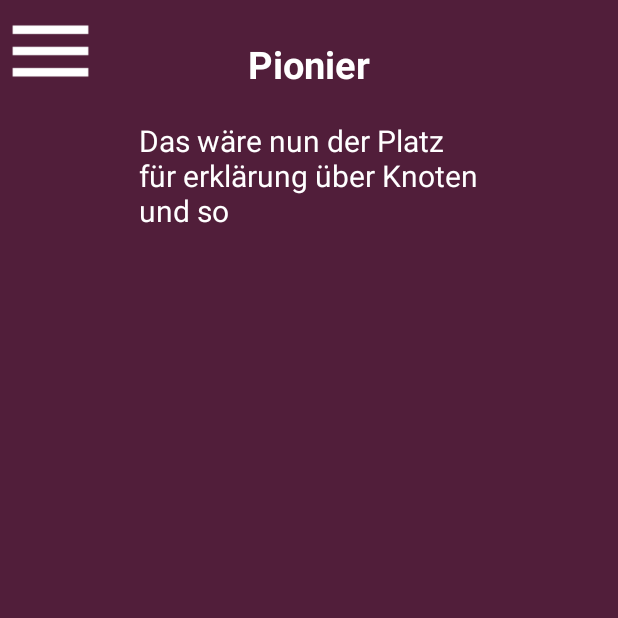
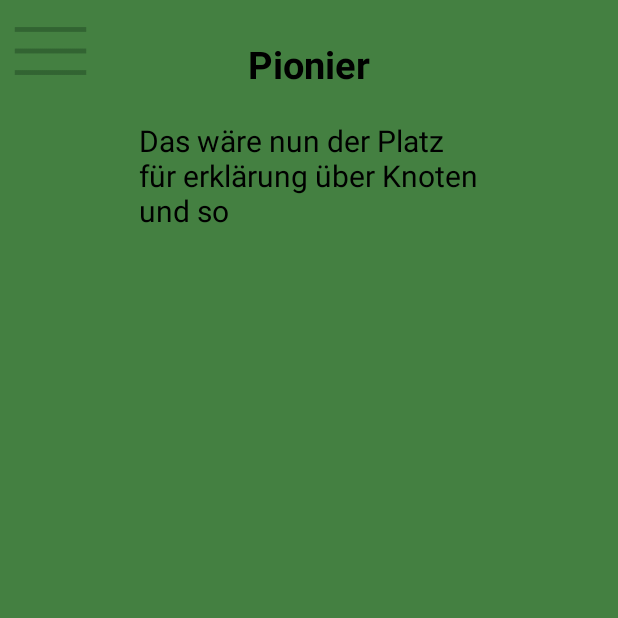
Before and after one commit to Munzel06/Pfaditechnik, an Android app: the screen it shows after launch (MainActivity), after a tap on "Pionier", on a phone screen of 412 x 824 dp, the top half of it. Run offline under Robolectric (Android 15) with nearby library versions, the phone set to English and light mode, and no system bars; 1 other tap on this screen came first.

Commit message:
Design change + Pionier btnHome

```diff
--- a/app/src/main/res/layout/activity_main.xml
+++ b/app/src/main/res/layout/activity_main.xml
@@ -6,18 +6,47 @@
     android:layout_width="match_parent"
     android:layout_height="match_parent"
     tools:context=".MainActivity"
-    android:background="@color/pbsviolet">
+    android:background="@color/lightgreen">
 
 
     <ImageView
         android:id="@+id/imgBackground"
-        android:layout_width="wrap_content"
-        android:layout_height="wrap_content"
+        android:layout_width="239dp"
+        android:layout_height="363dp"
         app:layout_constraintBottom_toBottomOf="parent"
         app:layout_constraintEnd_toEndOf="parent"
         app:layout_constraintStart_toStartOf="parent"
         app:layout_constraintTop_toTopOf="parent"
-        app:srcCompat="@drawable/logopbs"/>
+        app:srcCompat="@drawable/pfadililie" />
+
+    <Button
+        android:id="@+id/btnNotrufnummern"
+        android:layout_width="wrap_content"
+        android:layout_height="wrap_content"
+        android:text="Notrufnummern"
+        android:textColor="@color/black"
+        android:textSize="25dp"
+        app:layout_constraintBottom_toBottomOf="parent"
+        app:layout_constraintEnd_toEndOf="parent"
+        app:layout_constraintStart_toStartOf="parent"
+        app:layout_constraintTop_toBottomOf="@+id/imgBackground"
+        app:layout_constraintVertical_bias="0.26" />
+
+
+    <ImageButton
+        android:id="@+id/btnPionierHome"
+        android:background="@null"
+        android:scaleType="fitCenter"
+        android:layout_width="75dp"
+        android:layout_height="75dp"
+        android:rotation="322"
+        android:src="@drawable/samariter"
+        app:layout_constraintBottom_toBottomOf="parent"
+        app:layout_constraintEnd_toEndOf="parent"
+        app:layout_constraintHorizontal_bias="0.163"
+        app:layout_constraintStart_toStartOf="parent"
+        app:layout_constraintTop_toTopOf="parent"
+        app:layout_constraintVertical_bias="0.12" />
 
     <Button
         android:id="@+id/btnHamburger"
@@ -34,7 +63,7 @@
         android:layout_width="132dp"
         android:layout_height="732dp"
         android:layout_marginStart="0dp"
-        android:background="@color/secondpbscolor"
+        android:background="@color/darkgreen"
         android:visibility="gone"
         app:layout_constraintStart_toStartOf="parent"
         app:layout_constraintTop_toTopOf="parent">
@@ -79,7 +108,7 @@
     <RelativeLayout
         android:layout_width="match_parent"
         android:layout_height="match_parent"
-        android:background="@color/pbsviolet"
+        android:background="@color/lightgreen"
         android:id="@+id/relPionier"
         android:visibility="gone">
 
@@ -87,7 +116,7 @@
             android:layout_width="wrap_content"
             android:layout_height="wrap_content"
             android:text="Pionier"
-            android:textColor="@color/white"
+            android:textColor="@color/black"
             android:textSize="25dp"
             android:layout_centerHorizontal="true"
             android:layout_marginTop="25dp"
@@ -102,7 +131,7 @@
             android:layout_centerHorizontal="true"
             android:maxLines="3"
             android:textSize="20dp"
-            android:textColor="@color/white"
+            android:textColor="@color/black"
             android:layout_marginTop="20dp"
             />
     </RelativeLayout>
--- a/app/src/main/res/values-night/themes.xml
+++ b/app/src/main/res/values-night/themes.xml
@@ -2,6 +2,6 @@
     <!-- Base application theme. -->
     <style name="Base.Theme.PfadiTechnik" parent="Theme.Material3.DayNight.NoActionBar">
         <!-- Customize your dark theme here. -->
-        <item name="colorPrimary">@color/white</item>
+        <item name="colorPrimary">@color/darkgreen</item>
     </style>
 </resources>
--- a/app/src/main/res/values/colors.xml
+++ b/app/src/main/res/values/colors.xml
@@ -5,4 +5,6 @@
     <color name="red">#f50505</color>
     <color name="pbsviolet">#511e3a</color>
     <color name="secondpbscolor">#632949</color>
+    <color name="lightgreen">#448041</color>
+    <color name="darkgreen">#326432</color>
 </resources>
--- a/app/src/main/res/values/themes.xml
+++ b/app/src/main/res/values/themes.xml
@@ -2,7 +2,7 @@
     <!-- Base application theme. -->
     <style name="Base.Theme.PfadiTechnik" parent="Theme.Material3.DayNight.NoActionBar">
         <!-- Customize your light theme here. -->
-        <item name="colorPrimary">@color/white</item>
+        <item name="colorPrimary">@color/darkgreen</item>
     </style>
 
     <style name="Theme.PfadiTechnik" parent="Base.Theme.PfadiTechnik" />
```
Also changed, not shown: app/src/main/res/drawable/hamburgerbutton.png, app/src/main/res/drawable/samariter.png (added).
